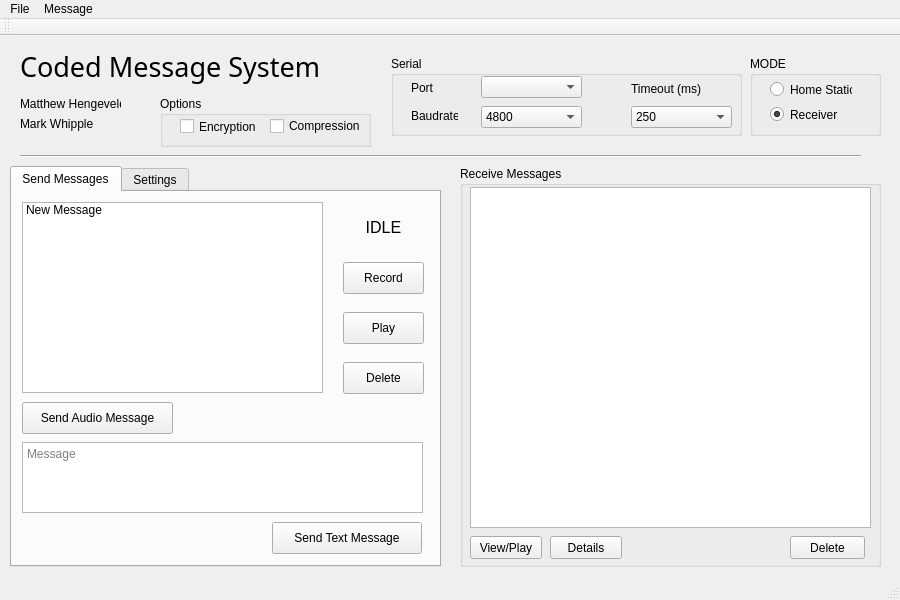
This is mainwindow.ui in Hengy/CMS as Qt 5 draws it before an edit. The edited form follows.
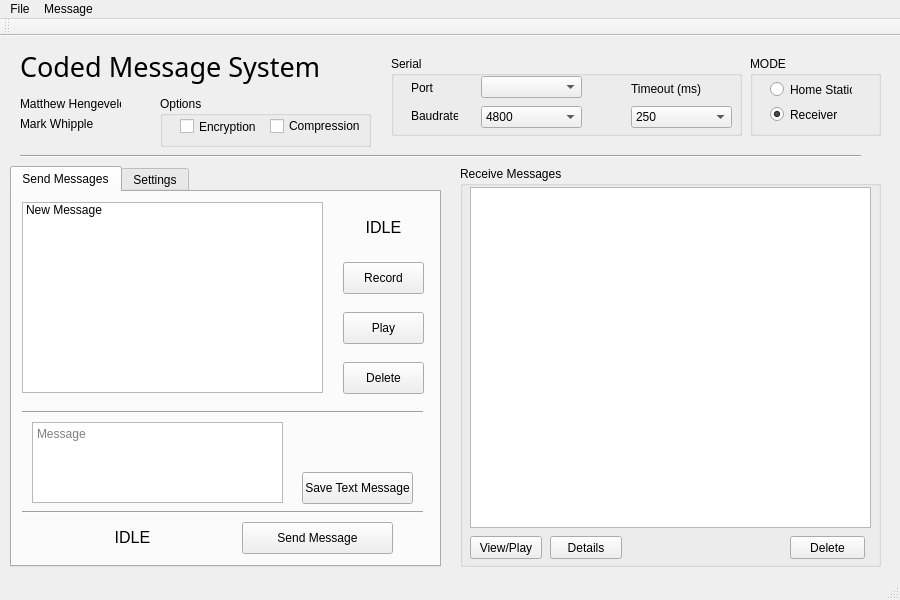
This is the edited form.

What changed in the file:
```diff
--- a/mainwindow.ui
+++ b/mainwindow.ui
@@ -207,23 +207,23 @@
      <widget class="QPushButton" name="bttnSendText">
       <property name="geometry">
        <rect>
-        <x>260</x>
-        <y>330</y>
-        <width>150</width>
+        <x>290</x>
+        <y>280</y>
+        <width>111</width>
         <height>32</height>
        </rect>
       </property>
       <property name="text">
-       <string>Send Text Message</string>
+       <string>Save Text Message</string>
       </property>
      </widget>
      <widget class="QTextEdit" name="textMsg">
       <property name="geometry">
        <rect>
-        <x>10</x>
-        <y>250</y>
-        <width>401</width>
-        <height>71</height>
+        <x>20</x>
+        <y>230</y>
+        <width>251</width>
+        <height>81</height>
        </rect>
       </property>
       <property name="placeholderText">
@@ -248,14 +248,14 @@
      <widget class="QPushButton" name="bttnSendAudio">
       <property name="geometry">
        <rect>
-        <x>10</x>
-        <y>210</y>
+        <x>230</x>
+        <y>330</y>
         <width>151</width>
         <height>32</height>
        </rect>
       </property>
       <property name="text">
-       <string>Send Audio Message</string>
+       <string>Send Message</string>
       </property>
      </widget>
      <widget class="QPushButton" name="bttnAudioDel">
@@ -318,6 +318,53 @@
        <set>Qt::AlignCenter</set>
       </property>
      </widget>
+     <widget class="Line" name="line">
+      <property name="geometry">
+       <rect>
+        <x>10</x>
+        <y>310</y>
+        <width>401</width>
+        <height>20</height>
+       </rect>
+      </property>
+      <property name="orientation">
+       <enum>Qt::Horizontal</enum>
+      </property>
+     </widget>
+     <widget class="Line" name="line_3">
+      <property name="geometry">
+       <rect>
+        <x>10</x>
+        <y>210</y>
+        <width>401</width>
+        <height>20</height>
+       </rect>
+      </property>
+      <property name="orientation">
+       <enum>Qt::Horizontal</enum>
+      </property>
+     </widget>
+     <widget class="QLabel" name="sendSign">
+      <property name="geometry">
+       <rect>
+        <x>40</x>
+        <y>330</y>
+        <width>161</width>
+        <height>31</height>
+       </rect>
+      </property>
+      <property name="font">
+       <font>
+        <pointsize>12</pointsize>
+       </font>
+      </property>
+      <property name="text">
+       <string>IDLE</string>
+      </property>
+      <property name="alignment">
+       <set>Qt::AlignCenter</set>
+      </property>
+     </widget>
     </widget>
     <widget class="QWidget" name="setTab">
      <attribute name="title">
```
Left out of the diff: 4 changed lines with no effect on the pictures.
